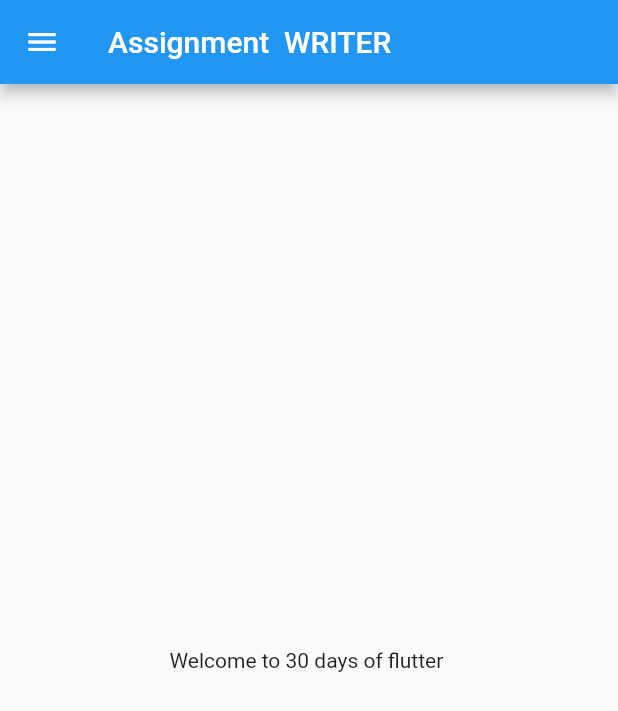
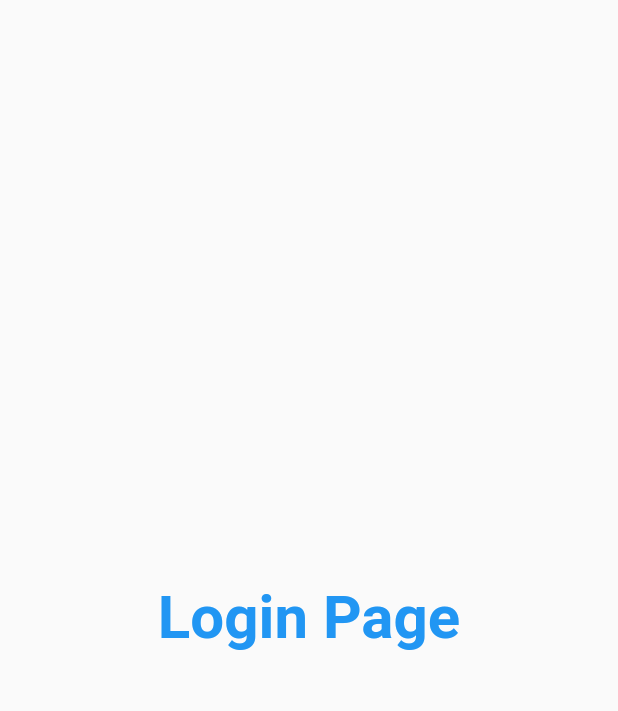
Before and after one commit to sparrshh/30daysof-lutter, a Flutter app: the screen it shows after launch, on a phone screen of 412 x 824 dp. Shown: the top 711 px of the screen. Run offline on Flutter 3.47's test engine with Material 2 defaults, Android fonts, the phone set to English and light mode, and no system bars.

Commit message:
day 3 completed

```diff
--- a/lib/main.dart
+++ b/lib/main.dart
@@ -1,5 +1,6 @@
 import 'package:flutter/material.dart';
-import 'home_page.dart';
+import 'package:flutter_catalog/pages/login_page.dart';
+import 'pages/home_page.dart';
 
 void main() {
   runApp(MyApp());
@@ -10,7 +11,14 @@ class MyApp extends StatelessWidget {
 
   @override
   Widget build(BuildContext context) {
-    int days = 29;
-    return MaterialApp(home: HomePage());
+    return MaterialApp(
+      themeMode: ThemeMode.light,
+      theme: ThemeData(primarySwatch: Colors.deepPurple),
+      darkTheme: ThemeData(brightness: Brightness.dark),
+      routes: {
+        "/": (context) => LoginPage(),
+        "/login": (context) => HomePage()
+      },
+    );
   }
 }
--- /dev/null
+++ b/lib/pages/login_page.dart
@@ -0,0 +1,20 @@
+import 'package:flutter/material.dart';
+
+class LoginPage extends StatelessWidget {
+  const LoginPage({Key? key}) : super(key: key);
+
+  @override
+  Widget build(BuildContext context) {
+    return Material(
+      child: Center(
+          child: Text(
+        "Login Page",
+        style: TextStyle(
+          fontSize: 40,
+          color: Colors.blue,
+          fontWeight: FontWeight.bold,
+        ),
+      )),
+    );
+  }
+}
```
